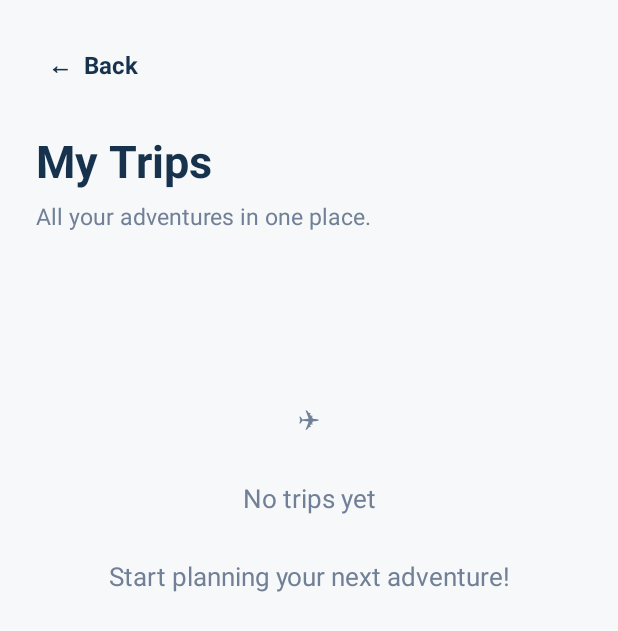
After one commit to byushraaaa/BHtravel, an Android app: the TripsActivity screen opened directly, with no data from a screen before it, on a phone screen of 412 x 824 dp. The commit adds this screen. Shown: the top 631 px of the screen. Run offline under Robolectric (Android 15) with nearby library versions, the phone set to English and light mode, and no system bars; our stand-ins replace Room's generated code.

Commit message:
Add trips list screen and navigation.

```diff
--- a/app/src/main/AndroidManifest.xml
+++ b/app/src/main/AndroidManifest.xml
@@ -25,6 +25,10 @@
             android:name=".NewTripActivity"
             android:exported="false"
             android:windowSoftInputMode="adjustResize" />
+        <activity
+            android:name=".TripsActivity"
+            android:exported="false"
+            android:windowSoftInputMode="adjustResize" />
     </application>
 
 </manifest>
--- /dev/null
+++ b/app/src/main/java/com/bhtravel/app/TripsActivity.kt
@@ -0,0 +1,132 @@
+
+package com.bhtravel.app
+
+import android.os.Bundle
+import android.view.Gravity
+import android.view.View
+import android.widget.LinearLayout
+import android.widget.TextView
+import androidx.appcompat.app.AppCompatActivity
+import androidx.lifecycle.ViewModelProvider
+import com.bhtravel.app.data.database.DatabaseProvider
+import com.bhtravel.app.data.entity.TripEntity
+import com.bhtravel.app.data.repository.TripRepository
+import com.bhtravel.app.viewmodel.TripViewModel
+import com.bhtravel.app.viewmodel.TripViewModelFactory
+import com.google.android.material.card.MaterialCardView
+
+class TripsActivity : AppCompatActivity() {
+
+    private lateinit var tripsContainer: LinearLayout
+    private lateinit var tvEmptyState: TextView
+    private lateinit var tripViewModel: TripViewModel
+
+    override fun onCreate(savedInstanceState: Bundle?) {
+        super.onCreate(savedInstanceState)
+        setContentView(R.layout.activity_trips)
+
+        tripsContainer = findViewById(R.id.tripsContainer)
+        tvEmptyState = findViewById(R.id.tvEmptyState)
+
+        findViewById<TextView>(R.id.btnBack).setOnClickListener {
+            finish()
+        }
+
+        val database = DatabaseProvider.getDatabase(applicationContext)
+        val repository = TripRepository(database.tripDao())
+        val factory = TripViewModelFactory(repository)
+
+        tripViewModel = ViewModelProvider(this, factory)
+            .get(TripViewModel::class.java)
+
+        tripViewModel.allTrips.observe(this) { trips ->
+            displayTrips(trips)
+        }
+    }
+
+    private fun displayTrips(trips: List<TripEntity>) {
+        tripsContainer.removeAllViews()
+
+        if (trips.isEmpty()) {
+            tvEmptyState.visibility = View.VISIBLE
+            return
+        }
+
+        tvEmptyState.visibility = View.GONE
+
+        trips.forEach { trip ->
+            tripsContainer.addView(createTripCard(trip))
+        }
+    }
+
+    private fun createTripCard(trip: TripEntity): MaterialCardView {
+        val card = MaterialCardView(this).apply {
+            radius = dp(18).toFloat()
+            cardElevation = dp(3).toFloat()
+            setCardBackgroundColor(0xFFFFFFFF.toInt())
+            strokeWidth = dp(1)
+            strokeColor = 0xFFE5EAF0.toInt()
+
+            val params = LinearLayout.LayoutParams(
+                LinearLayout.LayoutParams.MATCH_PARENT,
+                LinearLayout.LayoutParams.WRAP_CONTENT
+            )
+            params.bottomMargin = dp(16)
+            layoutParams = params
+        }
+
+        val content = LinearLayout(this).apply {
+            orientation = LinearLayout.VERTICAL
+            setPadding(dp(20), dp(18), dp(20), dp(18))
+        }
+
+        val destination = TextView(this).apply {
+            text = "✈  ${trip.destination}"
+            textSize = 21f
+            setTextColor(0xFF17324D.toInt())
+            setTypeface(null, android.graphics.Typeface.BOLD)
+        }
+
+        val country = TextView(this).apply {
+            text = trip.country
+            textSize = 15f
+            setTextColor(0xFF159A9C.toInt())
+            setPadding(0, dp(5), 0, dp(12))
+        }
+
+        val dates = createDetailText(
+            "📅  ${trip.startDate} – ${trip.endDate}"
+        )
+
+        val travelers = createDetailText(
+            "👥  ${trip.travelers} traveler(s)"
+        )
+
+        content.addView(destination)
+        content.addView(country)
+        content.addView(dates)
+        content.addView(travelers)
+
+        if (trip.notes.isNotBlank()) {
+            content.addView(
+                createDetailText("📝  ${trip.notes}")
+            )
+        }
+
+        card.addView(content)
+        return card
+    }
+
+    private fun createDetailText(value: String): TextView {
+        return TextView(this).apply {
+            text = value
+            textSize = 14f
+            setTextColor(0xFF526477.toInt())
+            setPadding(0, dp(5), 0, dp(5))
+        }
+    }
+
+    private fun dp(value: Int): Int {
+        return (value * resources.displayMetrics.density).toInt()
+    }
+}
--- /dev/null
+++ b/app/src/main/java/com/bhtravel/app/viewmodel/TripViewModel.kt
@@ -0,0 +1,36 @@
+
+package com.bhtravel.app.viewmodel
+
+import androidx.lifecycle.LiveData
+import androidx.lifecycle.ViewModel
+import androidx.lifecycle.asLiveData
+import androidx.lifecycle.viewModelScope
+import com.bhtravel.app.data.entity.TripEntity
+import com.bhtravel.app.data.repository.TripRepository
+import kotlinx.coroutines.launch
+
+class TripViewModel(
+    private val repository: TripRepository
+) : ViewModel() {
+
+    val allTrips: LiveData<List<TripEntity>> =
+        repository.allTrips.asLiveData()
+
+    fun insertTrip(trip: TripEntity) {
+        viewModelScope.launch {
+            repository.insertTrip(trip)
+        }
+    }
+
+    fun updateTrip(trip: TripEntity) {
+        viewModelScope.launch {
+            repository.updateTrip(trip)
+        }
+    }
+
+    fun deleteTrip(trip: TripEntity) {
+        viewModelScope.launch {
+            repository.deleteTrip(trip)
+        }
+    }
+}
--- /dev/null
+++ b/app/src/main/java/com/bhtravel/app/viewmodel/TripViewModelFactory.kt
@@ -0,0 +1,20 @@
+
+package com.bhtravel.app.viewmodel
+
+import androidx.lifecycle.ViewModel
+import androidx.lifecycle.ViewModelProvider
+import com.bhtravel.app.data.repository.TripRepository
+
+class TripViewModelFactory(
+    private val repository: TripRepository
+) : ViewModelProvider.Factory {
+
+    @Suppress("UNCHECKED_CAST")
+    override fun <T : ViewModel> create(modelClass: Class<T>): T {
+        if (modelClass.isAssignableFrom(TripViewModel::class.java)) {
+            return TripViewModel(repository) as T
+        }
+
+        throw IllegalArgumentException("Unknown ViewModel class")
+    }
+}
--- /dev/null
+++ b/app/src/main/res/layout/activity_trips.xml
@@ -0,0 +1,63 @@
+
+<ScrollView xmlns:android="http://schemas.android.com/apk/res/android"
+    android:layout_width="match_parent"
+    android:layout_height="match_parent"
+    android:background="#F7F8FA"
+    android:fillViewport="true">
+
+    <LinearLayout
+        android:layout_width="match_parent"
+        android:layout_height="wrap_content"
+        android:orientation="vertical"
+        android:padding="24dp">
+
+        <TextView
+            android:id="@+id/btnBack"
+            android:layout_width="wrap_content"
+            android:layout_height="wrap_content"
+            android:padding="8dp"
+            android:text="←  Back"
+            android:textColor="#17324D"
+            android:textSize="16sp"
+            android:textStyle="bold" />
+
+        <TextView
+            android:layout_width="match_parent"
+            android:layout_height="wrap_content"
+            android:layout_marginTop="24dp"
+            android:text="My Trips"
+            android:textColor="#17324D"
+            android:textSize="30sp"
+            android:textStyle="bold" />
+
+        <TextView
+            android:layout_width="match_parent"
+            android:layout_height="wrap_content"
+            android:layout_marginTop="6dp"
+            android:text="All your adventures in one place."
+            android:textColor="#718096"
+            android:textSize="15sp" />
+
+        <LinearLayout
+            android:id="@+id/tripsContainer"
+            android:layout_width="match_parent"
+            android:layout_height="wrap_content"
+            android:layout_marginTop="28dp"
+            android:orientation="vertical" />
+
+        <TextView
+            android:id="@+id/tvEmptyState"
+            android:layout_width="match_parent"
+            android:layout_height="wrap_content"
+            android:layout_marginTop="60dp"
+            android:gravity="center"
+            android:padding="24dp"
+            android:text="✈\n\nNo trips yet\n\nStart planning your next adventure!"
+            android:textColor="#718096"
+            android:textSize="17sp"
+            android:lineSpacingExtra="6dp"
+            android:visibility="gone" />
+
+    </LinearLayout>
+
+</ScrollView>
```
Also changed, not shown: app/src/main/java/com/bhtravel/app/MainActivity.kt (+7 -2 lines), app/src/main/java/com/bhtravel/app/NewTripActivity.kt (+40 -11 lines).
